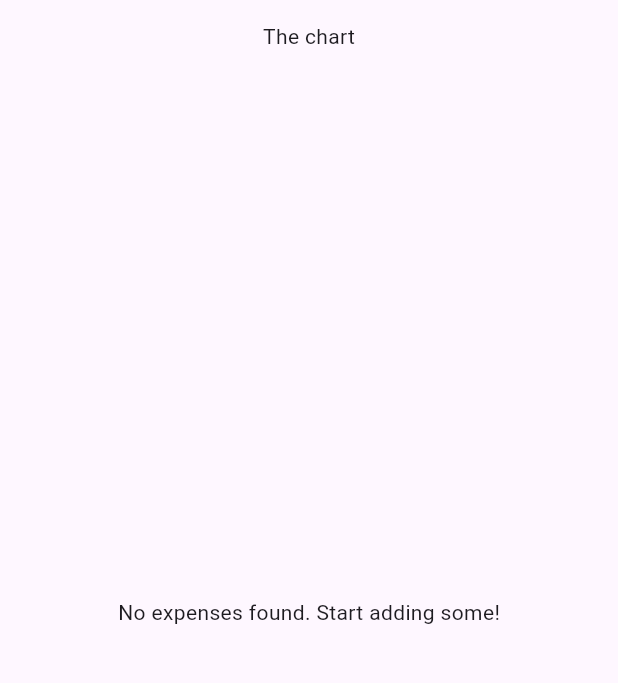
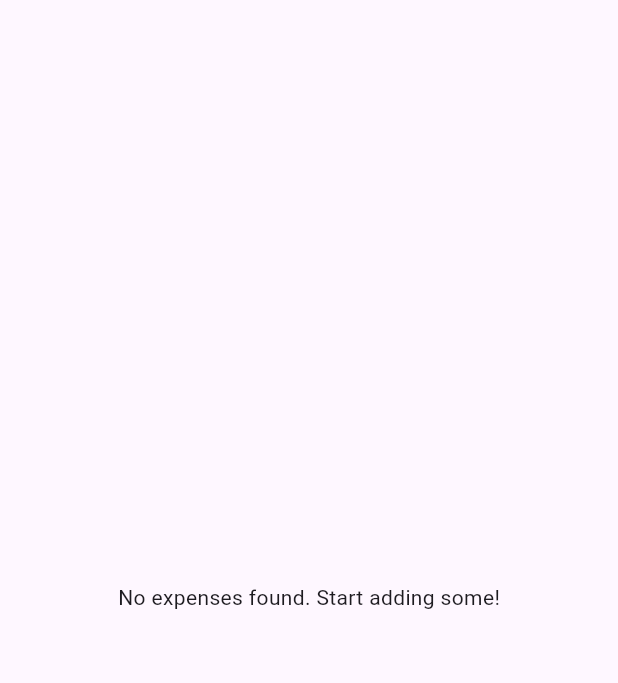
Before and after one commit to mohdshahzil/expense_tracker_app, a Flutter app: the screen it shows after launch, on a phone screen of 412 x 824 dp, the part 63-746 px from its top. Run offline on Flutter 3.47's test engine with Material 3 defaults, Android fonts, the phone set to English and light mode, and no system bars.

Commit message:
final-commit

```diff
--- a/lib/widgets/expenses.dart
+++ b/lib/widgets/expenses.dart
@@ -82,7 +82,7 @@ class _ExpensesState extends State<Expenses> {
       ),
       body: Column(
         children: [
-          const Text('The chart'),
+          // const Text('The chart'),
           Expanded(child: mainContent),
         ],
       ),
```
